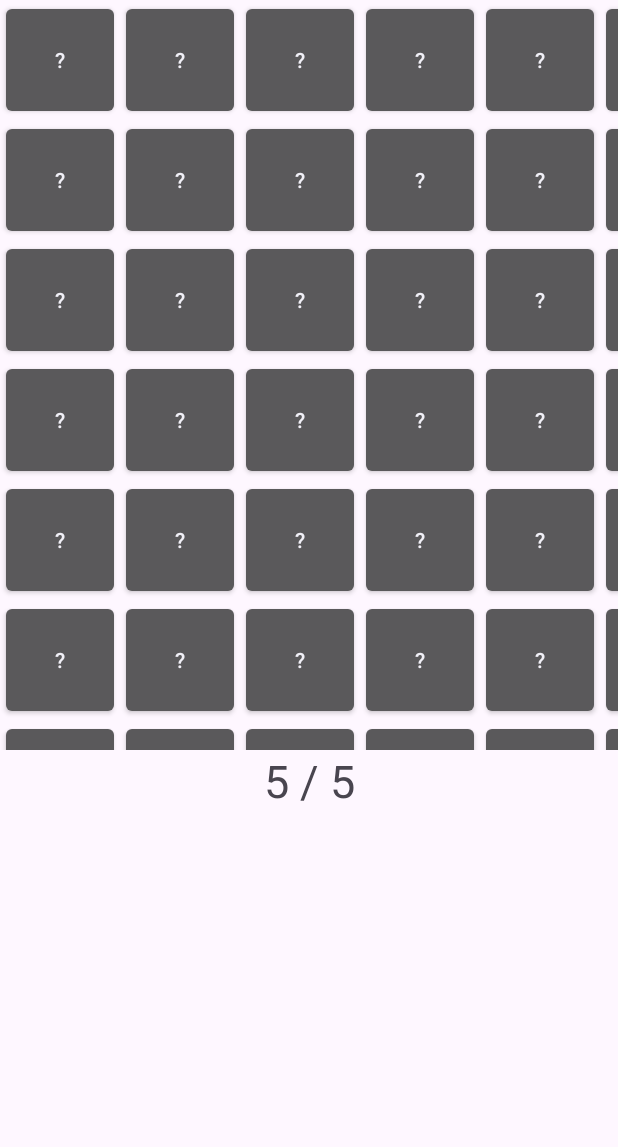
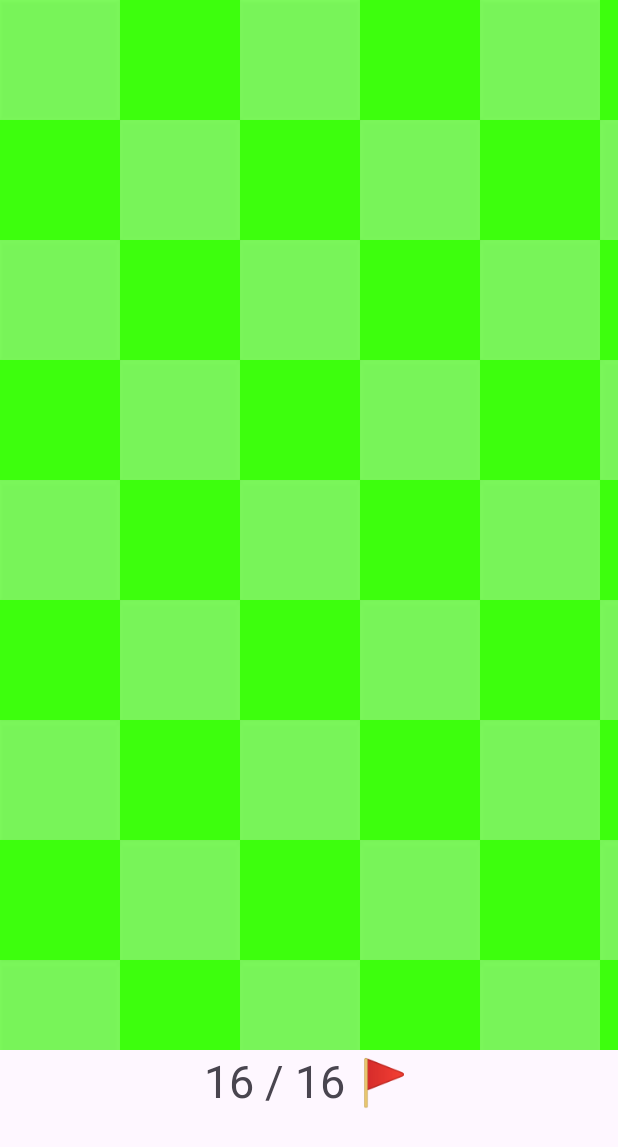
Before and after one commit to kobay9iq/Android_MineSweeper, an Android app: the screen it shows after launch (MainActivity), on a phone screen of 412 x 824 dp. Shown: the top 1147 px of the screen. Run offline under Robolectric (Android 15) with nearby library versions, the phone set to English and light mode, and no system bars.

Commit message:
Refactor + painted cells + other visual changes

```diff
--- a/app/src/main/java/com/example/sapper/MainActivity.java
+++ b/app/src/main/java/com/example/sapper/MainActivity.java
@@ -1,12 +1,9 @@
 package com.example.sapper;
 
-import android.graphics.Color;
 import android.view.LayoutInflater;
 import android.view.View;
-import android.view.View.OnClickListener;
 import android.view.View.OnLongClickListener;
 import android.widget.Button;
-import android.widget.CheckBox;
 import android.widget.GridLayout;
 import android.widget.TextView;
 import android.widget.Toast;
@@ -18,7 +15,7 @@ public class MainActivity extends AppCompatActivity {
   Random random = new Random();
   Button[][] cells;
   char[][] cellsValue;
-  final int MINESCONST = 5;
+  final int MINESCONST = random.nextInt(30 - 5) + 5;
   int flagsCurrent = MINESCONST;
   int cntOfDefused = 0;
   TextView mines;
@@ -30,11 +27,11 @@ public class MainActivity extends AppCompatActivity {
     super.onCreate(savedInstanceState);
     setContentView(R.layout.activity_main);
     mines = findViewById(R.id.mines);
-    mines.setText("" + flagsCurrent + " / " + MINESCONST);
+    mines.setText("" + flagsCurrent + " / " + MINESCONST + " \uD83D\uDEA9");
     generate();
   }
 
-  public void generate() {
+  private void generate() {
     GridLayout layout = findViewById(R.id.Grid);
     layout.removeAllViews();
     layout.setColumnCount(WIDTH);
@@ -57,6 +54,7 @@ public class MainActivity extends AppCompatActivity {
     for (int i = 0; i < HEIGHT; i++) {
       for (int j = 0; j < WIDTH; j++) {
         cells[i][j] = (Button) inflater.inflate(R.layout.cell, layout, false);
+        SetCellColor(i, j, false);
         fillTheCellsWithNumbers(i, j);
       }
     }
@@ -70,48 +68,53 @@ public class MainActivity extends AppCompatActivity {
         // cells[finalI][finalJ].setText("" + cellsValue[finalI][finalJ]);
 
         cells[i][j].setTag("" + (j + HEIGHT * i));
-        cells[i][j].setOnClickListener(
-            new View.OnClickListener() {
-              @Override
-              public void onClick(View v) {
+        cells[i][j].setOnClickListener(v -> CellOnClick(finalI, finalJ));
+        cells[i][j].setOnLongClickListener(
+            v -> {
+              CellOnLongClick(finalI, finalJ);
+              return true;
+            });
+        layout.addView(cells[i][j]);
+      }
+    }
+  }
+
+  private void CellOnClick(int finalI, int finalJ) {
     if (cellsValue[finalI][finalJ] == '*') {
       Toast.makeText(getApplicationContext(), "LOSE(((", Toast.LENGTH_LONG).show();
       Runtime.getRuntime().exit(0);
     }
+    if (cellsValue[finalI][finalJ] != '0') {
       cells[finalI][finalJ].setText("" + cellsValue[finalI][finalJ]);
-                cells[finalI][finalJ].setBackgroundColor(Color.GRAY);
+    }
+    SetCellColor(finalI, finalJ, true);
+    OpenZeroCells(finalI, finalJ);
+  }
 
+  private void OpenZeroCells(int finalI, int finalJ) {
     if (cellsValue[finalI][finalJ] == '0') {
       for (int raw = 0; raw != HEIGHT; raw++) {
         for (int col = finalJ; col != WIDTH; col++) {
           if (cellsValue[raw][col] != '0') {
             break;
           }
-                      cells[raw][col].setText("" + cellsValue[raw][col]);
-                      cells[raw][col].setBackgroundColor(Color.GRAY);
+          SetCellColor(raw, col, true);
         }
         for (int col = finalJ; col >= 0; col--) {
           if (cellsValue[raw][col] != '0') {
-
             break;
           }
-                      cells[raw][col].setText("" + cellsValue[raw][col]);
-                      cells[raw][col].setBackgroundColor(Color.GRAY);
+          SetCellColor(raw, col, true);
+        }
       }
     }
   }
 
-                // v.setBackgroundColor(Color.GRAY);
-              }
-            });
-        cells[i][j].setOnLongClickListener(
-            new OnLongClickListener() {
-              @Override
-              public boolean onLongClick(View v) {
-                if (flagsCurrent > 0) {
-                  v.setBackgroundColor(Color.BLUE);
+  private void CellOnLongClick(int finalI, int finalJ) {
+    if (flagsCurrent > 0 && cells[finalI][finalJ].getText() != "\uD83D\uDEA9") {
+      cells[finalI][finalJ].setText("\uD83D\uDEA9");
       --flagsCurrent;
-                  mines.setText("" + flagsCurrent + " / " + MINESCONST);
+      mines.setText("" + flagsCurrent + " / " + MINESCONST + " \uD83D\uDEA9");
       if (cellsValue[finalI][finalJ] == '*') {
         cntOfDefused++;
       }
@@ -119,32 +122,29 @@ public class MainActivity extends AppCompatActivity {
         Toast.makeText(getApplicationContext(), "WIN!!11!", Toast.LENGTH_LONG).show();
         Runtime.getRuntime().exit(0);
       }
+    } else if (cells[finalI][finalJ].getText() == "\uD83D\uDEA9") {
+      if (cellsValue[finalI][finalJ] == '*') {
+        cntOfDefused--;
       }
-                return true;
-              }
-            });
-        layout.addView(cells[i][j]);
-      }
+      flagsCurrent++;
+      mines.setText("" + flagsCurrent + " / " + MINESCONST + " \uD83D\uDEA9");
+      cells[finalI][finalJ].setText("");
     }
   }
 
   private void fillTheCellsWithNumbers(int i, int j) {
     if (cellsValue[i][j] == '*') {
       if (i > 0 && cellsValue[i - 1][j] != '*') {
-        cellsValue[i - 1][j] =
-            (char) ('0' + (Character.getNumericValue(cellsValue[i - 1][j]) + 1));
+        cellsValue[i - 1][j] = (char) ('0' + (Character.getNumericValue(cellsValue[i - 1][j]) + 1));
       }
       if (j > 0 && cellsValue[i][j - 1] != '*') {
-        cellsValue[i][j - 1] =
-            (char) ('0' + (Character.getNumericValue(cellsValue[i][j - 1]) + 1));
+        cellsValue[i][j - 1] = (char) ('0' + (Character.getNumericValue(cellsValue[i][j - 1]) + 1));
       }
       if (j != WIDTH - 1 && cellsValue[i][j + 1] != '*') {
-        cellsValue[i][j + 1] =
-            (char) ('0' + (Character.getNumericValue(cellsValue[i][j + 1]) + 1));
+        cellsValue[i][j + 1] = (char) ('0' + (Character.getNumericValue(cellsValue[i][j + 1]) + 1));
       }
       if (i != WIDTH - 1 && cellsValue[i + 1][j] != '*') {
-        cellsValue[i + 1][j] =
-            (char) ('0' + (Character.getNumericValue(cellsValue[i + 1][j]) + 1));
+        cellsValue[i + 1][j] = (char) ('0' + (Character.getNumericValue(cellsValue[i + 1][j]) + 1));
       }
       //
       if (i > 0 && j > 0 && cellsValue[i - 1][j - 1] != '*') {
@@ -165,4 +165,20 @@ public class MainActivity extends AppCompatActivity {
       }
     }
   }
+
+  private void SetCellColor(int i, int j, boolean isOpened) {
+    if (!isOpened) {
+      if ((i + j) % 2 == 0) {
+        cells[i][j].setBackgroundColor(0xC860ff38);
+      } else {
+        cells[i][j].setBackgroundColor(0xff3dff0d);
       }
+    } else {
+      if ((i + j) % 2 == 0) {
+        cells[i][j].setBackgroundColor(0xfffafafa);
+      } else {
+        cells[i][j].setBackgroundColor(0xC8fafafa);
+      }
+    }
+  }
+}
--- /dev/null
+++ b/app/src/main/res/drawable/buttonbg.xml
@@ -0,0 +1,6 @@
+<?xml version="1.0" encoding="utf-8"?>
+<shape xmlns:android="http://schemas.android.com/apk/res/android"
+    android:shape="rectangle">
+    <corners android:radius="3dp" />
+    <stroke android:width="5px" android:color="#000000" />
+</shape>
--- a/app/src/main/res/layout/activity_main.xml
+++ b/app/src/main/res/layout/activity_main.xml
@@ -10,7 +10,7 @@
   tools:context=".MainActivity">
   <ScrollView
     android:layout_width="match_parent"
-    android:layout_height="500dp">
+    android:layout_height="700dp">
     <HorizontalScrollView
       android:layout_width="match_parent"
       android:layout_height="match_parent">
@@ -24,10 +24,10 @@
 
   <TextView
     android:id="@+id/mines"
-    android:layout_width="100dp"
+    android:layout_width="150dp"
     android:layout_height="50dp"
     android:gravity="center_horizontal"
-    android:text="10/10"
+    android:text="100/100"
     android:textSize="30sp">
 
   </TextView>
--- a/app/src/main/res/layout/cell.xml
+++ b/app/src/main/res/layout/cell.xml
@@ -2,6 +2,8 @@
 <Button xmlns:android="http://schemas.android.com/apk/res/android"
     android:layout_width="80dp"
     android:layout_height="80dp"
-    android:text="?">
+    android:textSize="25dp"
+    android:background="@drawable/buttonbg"
+    android:text="">
 
 </Button>
```
Lines whose indentation alone changed are shown as unchanged.
